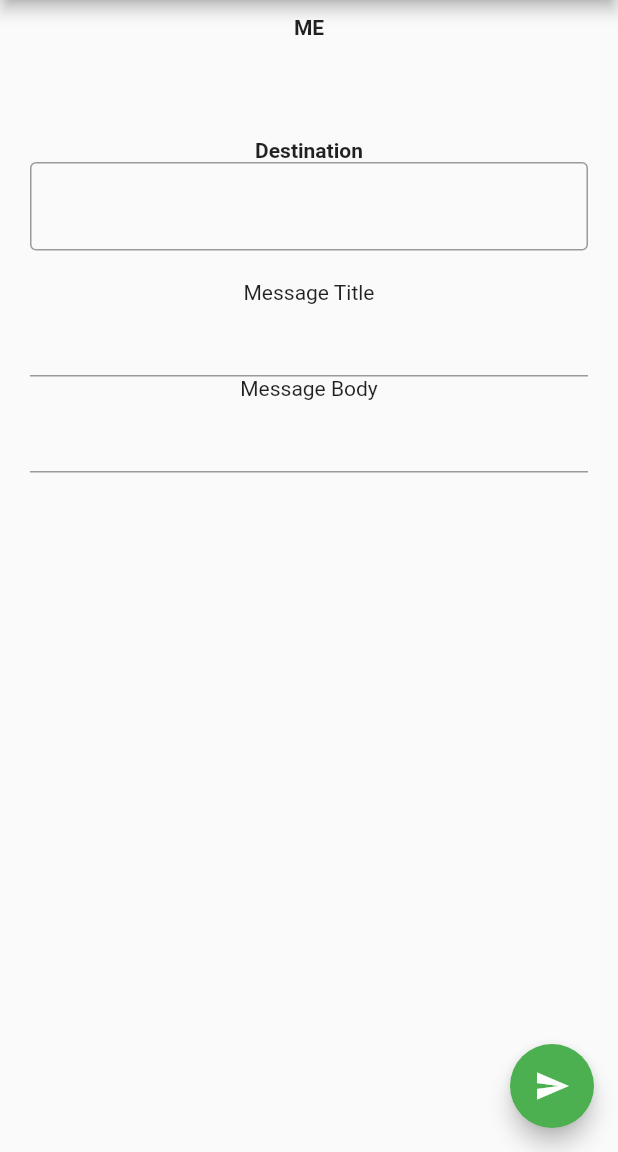
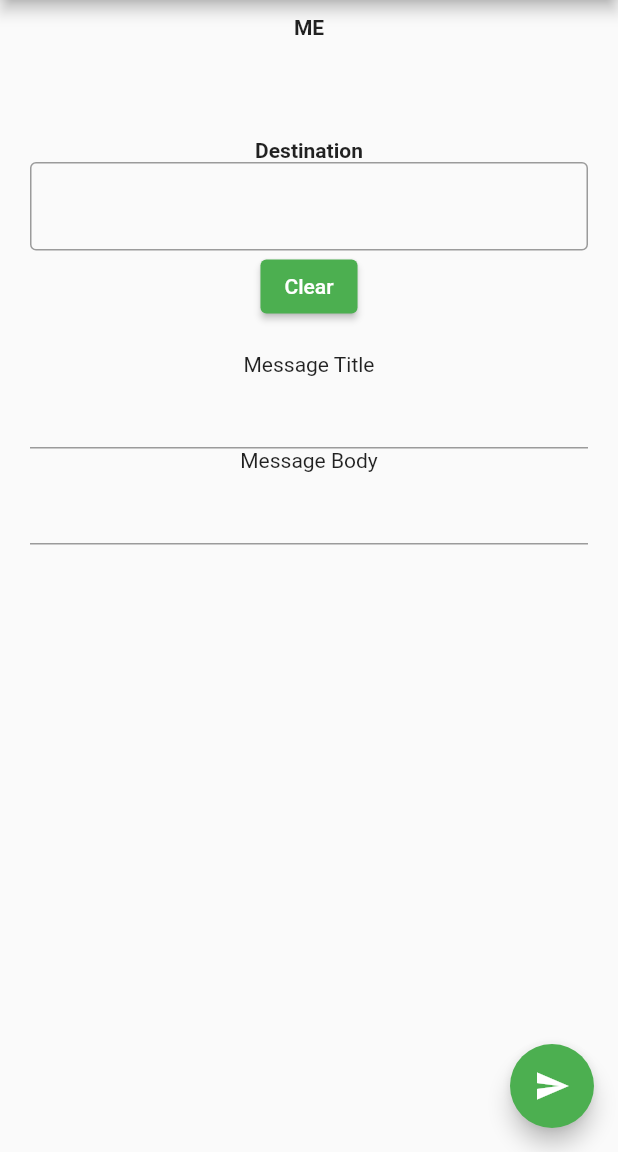
Before and after one commit to fathens/mpc_wallet, a Flutter app: the MessagingPage screen opened by its route, on a phone screen of 412 x 824 dp, the part 84-1236 px from its top. Run offline on Flutter 3.47's test engine with Material 2 defaults, Android fonts, the phone set to English and light mode, and no system bars; our stand-ins replace firebase_core, firebase_messaging, flutter_local_notifications, flutter_secure_storage, flutter_spinkit, fluttertoast and 2 more; missing offline and left inert: dart:ffi, dart:html, dart:js_util; accounts and stored records are empty.

Commit message:
Add "Clear" button to `messaging`

```diff
--- a/lib/pages/sample/messaging.dart
+++ b/lib/pages/sample/messaging.dart
@@ -74,6 +74,8 @@ class _MessagingPageState extends State<MessagingPage> {
     _startToListen();
   }
 
+  final _deviceTextField = TextEditingController();
+
   @override
   Widget build(BuildContext context) {
     return Scaffold(
@@ -88,8 +90,10 @@ class _MessagingPageState extends State<MessagingPage> {
             const Text("ME", style: TextStyle(fontWeight: FontWeight.bold)),
             SelectableText(_deviceToken),
             const Padding(padding: EdgeInsets.fromLTRB(0, 50, 0, 0)),
-            const Text("Destination", style: TextStyle(fontWeight: FontWeight.bold)),
+            const Text("Destination",
+                style: TextStyle(fontWeight: FontWeight.bold)),
             TextField(
+              controller: _deviceTextField,
               onChanged: (text) {
                 _destinationDevice = text;
               },
@@ -98,6 +102,12 @@ class _MessagingPageState extends State<MessagingPage> {
               ),
               maxLines: null,
             ),
+            ElevatedButton(
+                onPressed: () => setState(() {
+                      _deviceTextField.clear();
+                      _destinationDevice = "";
+                    }),
+                child: Text("Clear")),
             const Padding(padding: EdgeInsets.fromLTRB(0, 20, 0, 0)),
             const Text("Message Title"),
             TextField(onChanged: (text) {
```
